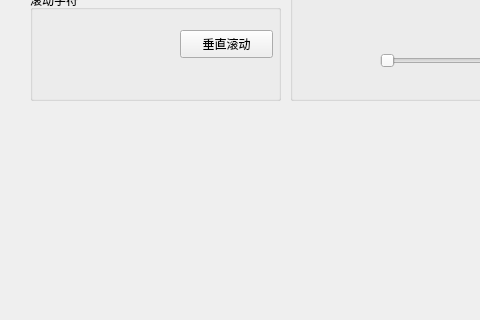
The window that mainwindow.ui (TURIING/QtDemo) describes before a commit, drawn with Qt 5; both pictures show x 0 to 480 and y 300 to 620 of the 1180 by 766 pixel window.
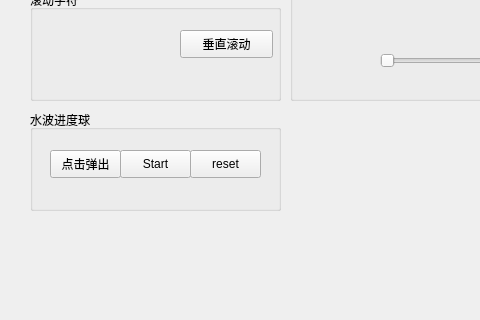
The same window after the commit. Custom widgets are drawn as their Qt base class.

Commit message: feat: 实现水波进度球

The edit to the form file:
```diff
--- a/mainwindow.ui
+++ b/mainwindow.ui
@@ -215,6 +215,58 @@
      </property>
     </widget>
    </widget>
+   <widget class="QGroupBox" name="groupBox_6">
+    <property name="geometry">
+     <rect>
+      <x>30</x>
+      <y>410</y>
+      <width>251</width>
+      <height>101</height>
+     </rect>
+    </property>
+    <property name="title">
+     <string>水波进度球</string>
+    </property>
+    <widget class="QPushButton" name="btn_sphericalProgressBarPop">
+     <property name="geometry">
+      <rect>
+       <x>20</x>
+       <y>40</y>
+       <width>71</width>
+       <height>28</height>
+      </rect>
+     </property>
+     <property name="text">
+      <string>点击弹出</string>
+     </property>
+    </widget>
+    <widget class="QPushButton" name="btn_sphericalProgressBarStart">
+     <property name="geometry">
+      <rect>
+       <x>90</x>
+       <y>40</y>
+       <width>71</width>
+       <height>28</height>
+      </rect>
+     </property>
+     <property name="text">
+      <string>Start</string>
+     </property>
+    </widget>
+    <widget class="QPushButton" name="btn_sphericalProgressBarReset">
+     <property name="geometry">
+      <rect>
+       <x>160</x>
+       <y>40</y>
+       <width>71</width>
+       <height>28</height>
+      </rect>
+     </property>
+     <property name="text">
+      <string>reset</string>
+     </property>
+    </widget>
+   </widget>
   </widget>
   <widget class="QMenuBar" name="menubar">
    <property name="geometry">
```
The commit also changes 7 other files.
